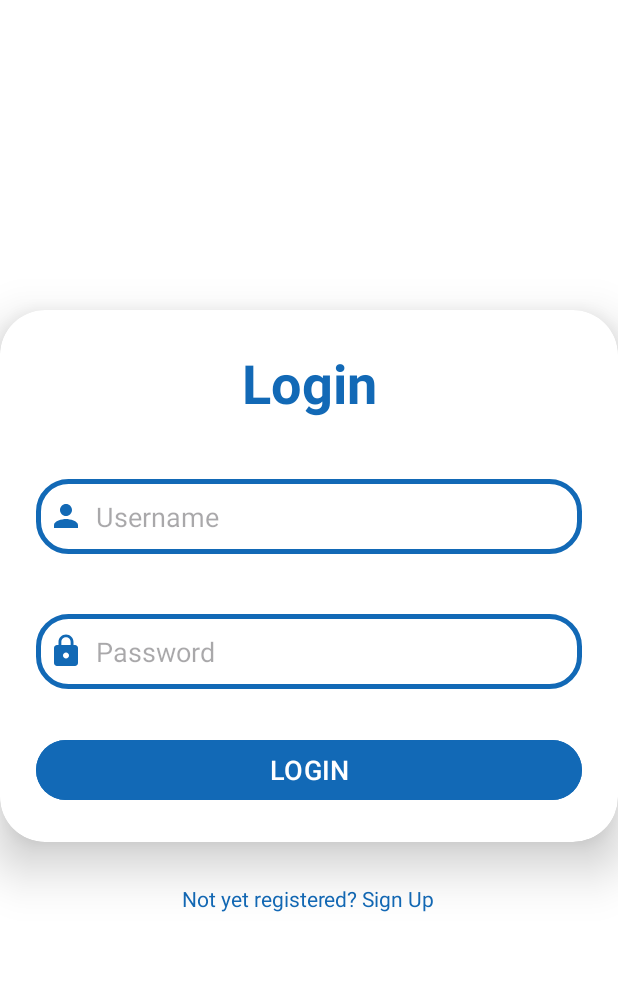
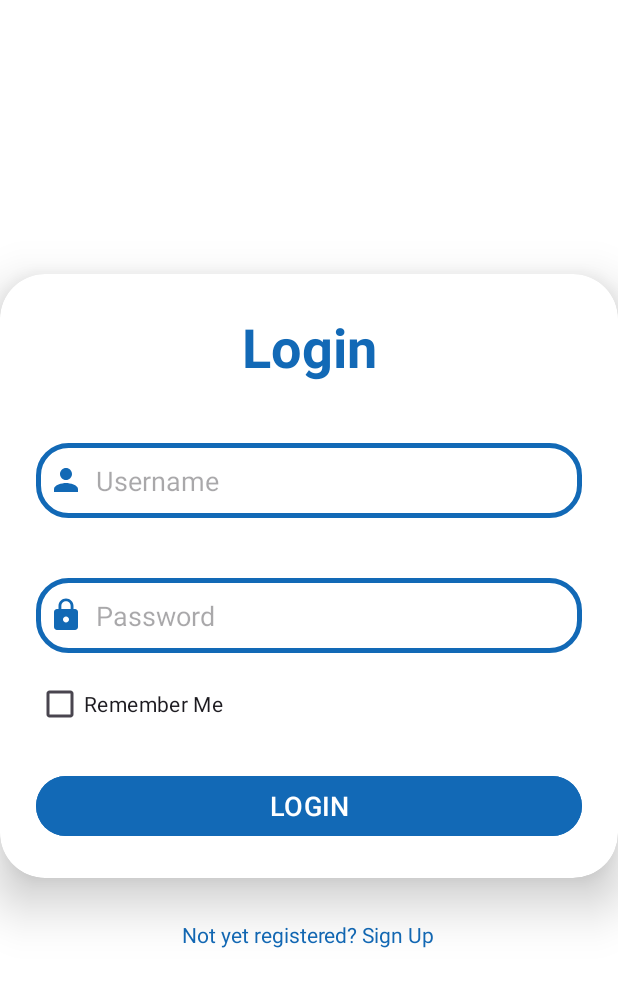
Before and after one commit to niranjan2052/taskManager, an Android app: the screen it shows after launch (LoginActivity), on a phone screen of 412 x 824 dp. Shown: the top 987 px of the screen. Run offline under Robolectric (Android 15) with nearby library versions, the phone set to English and light mode, and no system bars.

Commit message:
remember me option added to loginActivity

```diff
--- a/app/src/main/java/com/example/taskmanager/LoginActivity.java
+++ b/app/src/main/java/com/example/taskmanager/LoginActivity.java
@@ -1,9 +1,13 @@
 package com.example.taskmanager;
 
 import android.content.Intent;
+import android.content.SharedPreferences;
 import android.os.Bundle;
+import android.view.Display;
 import android.view.View;
 import android.widget.Button;
+import android.widget.CheckBox;
+import android.widget.CompoundButton;
 import android.widget.EditText;
 import android.widget.Toast;
 
@@ -17,6 +21,7 @@ public class LoginActivity extends AppCompatActivity {
 
     EditText username;
     EditText password;
+    CheckBox chkLoggedIn;
     Button loginButton;
 
     @Override
@@ -32,9 +37,21 @@ public class LoginActivity extends AppCompatActivity {
 
         username = findViewById(R.id.userID);
         password = findViewById(R.id.userPassword);
+        chkLoggedIn = findViewById(R.id.chkLoggedIn);
         loginButton = findViewById(R.id.loginBtn);
 
         Intent iHome = new Intent(LoginActivity.this, MainActivity.class);
+
+        SharedPreferences preferences = getSharedPreferences("checkbox", MODE_PRIVATE);
+        String checkbox = preferences.getString("remember", "");
+
+        if (checkbox.equals("true")) {
+            Toast.makeText(LoginActivity.this, "Welcome to Home Page", Toast.LENGTH_SHORT).show();
+            startActivity(iHome);
+            finish();
+        } else {
+            Toast.makeText(LoginActivity.this, "Please! Log In", Toast.LENGTH_SHORT).show();
+        }
 
         loginButton.setOnClickListener(new View.OnClickListener() {
             @Override
@@ -54,6 +71,23 @@ public class LoginActivity extends AppCompatActivity {
             }
         });
 
+        chkLoggedIn.setOnCheckedChangeListener(new CompoundButton.OnCheckedChangeListener() {
+            @Override
+            public void onCheckedChanged(CompoundButton compoundButton, boolean b) {
+                if (compoundButton.isChecked()) {
+                    SharedPreferences preferences = getSharedPreferences("checkbox", MODE_PRIVATE);
+                    SharedPreferences.Editor editor = preferences.edit();
+                    editor.putString("remember", "true");
+                    editor.apply();
+                } else {
+                    SharedPreferences preferences = getSharedPreferences("checkbox", MODE_PRIVATE);
+                    SharedPreferences.Editor editor = preferences.edit();
+                    editor.putString("remember", "false");
+                    editor.apply();
+                }
+            }
+        });
+
 
     }
 }
--- a/app/src/main/res/layout/activity_login.xml
+++ b/app/src/main/res/layout/activity_login.xml
@@ -58,37 +58,43 @@
                 android:drawableStart="@drawable/baseline_lock_24"
                 android:drawablePadding="8dp"
                 android:hint="@string/password_btn_hint"
+                android:inputType="textPassword"
                 android:padding="8dp"
                 android:textColor="@color/black"
-                android:inputType="textPassword"
                 android:textColorHighlight="@color/themeBlueColor" />
+
+            <CheckBox
+                android:id="@+id/chkLoggedIn"
+                android:layout_width="wrap_content"
+                android:layout_height="wrap_content"
+                android:layout_gravity="start"
+                android:layout_marginTop="10dp"
+                android:text="Remember Me" />
 
             <Button
                 android:id="@+id/loginBtn"
                 android:layout_width="match_parent"
                 android:layout_height="wrap_content"
+                android:layout_marginTop="20dp"
                 android:backgroundTint="@color/themeBlueColor"
                 android:text="@string/login_btn_text"
+                android:textAllCaps="true"
                 android:textColor="@color/white"
-                android:layout_marginTop="30dp"
-                android:textSize="18sp"
-                android:textAllCaps="true"
-                />
+                android:textSize="18sp" />
         </LinearLayout>
 
     </androidx.cardview.widget.CardView>
 
     <TextView
+        android:id="@+id/signUpLink"
         android:layout_width="wrap_content"
         android:layout_height="wrap_content"
+        android:layout_marginTop="20dp"
         android:padding="8dp"
-        android:textSize="14sp"
+        android:text="@string/loginToSignUpLink"
         android:textAlignment="center"
-        android:id="@+id/signUpLink"
         android:textColor="@color/themeBlueColor"
-        android:text="@string/loginToSignUpLink"
-        android:layout_marginTop="20dp"
-        />
+        android:textSize="14sp" />
 
 
 </LinearLayout>
```
